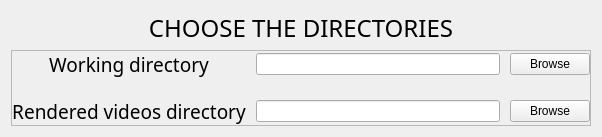
The window that windows/preferences.ui (victormac3000/Fusion_ffmpeg_studio) describes before a commit, drawn with Qt 5.
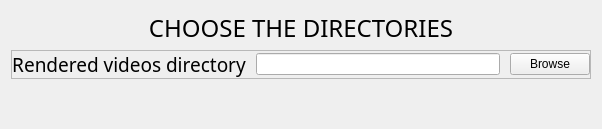
The same window after the commit.

What changed in the file:
```diff
--- a/windows/preferences.ui
+++ b/windows/preferences.ui
@@ -79,36 +79,6 @@
          <number>20</number>
         </property>
         <item row="0" column="0">
-         <widget class="QLabel" name="label">
-          <property name="font">
-           <font>
-            <family>Montserrat</family>
-            <pointsize>14</pointsize>
-           </font>
-          </property>
-          <property name="text">
-           <string>Working directory</string>
-          </property>
-          <property name="alignment">
-           <set>Qt::AlignCenter</set>
-          </property>
-         </widget>
-        </item>
-        <item row="0" column="2">
-         <widget class="QPushButton" name="change_working_dir">
-          <property name="text">
-           <string>Browse</string>
-          </property>
-         </widget>
-        </item>
-        <item row="0" column="1">
-         <widget class="QLineEdit" name="working_dir">
-          <property name="readOnly">
-           <bool>true</bool>
-          </property>
-         </widget>
-        </item>
-        <item row="1" column="0">
          <widget class="QLabel" name="label_2">
           <property name="font">
            <font>
@@ -124,14 +94,14 @@
           </property>
          </widget>
         </item>
-        <item row="1" column="1">
+        <item row="0" column="1">
          <widget class="QLineEdit" name="rendered_dir">
           <property name="readOnly">
            <bool>true</bool>
           </property>
          </widget>
         </item>
-        <item row="1" column="2">
+        <item row="0" column="2">
          <widget class="QPushButton" name="change_rendered_dir">
           <property name="text">
            <string>Browse</string>
```
